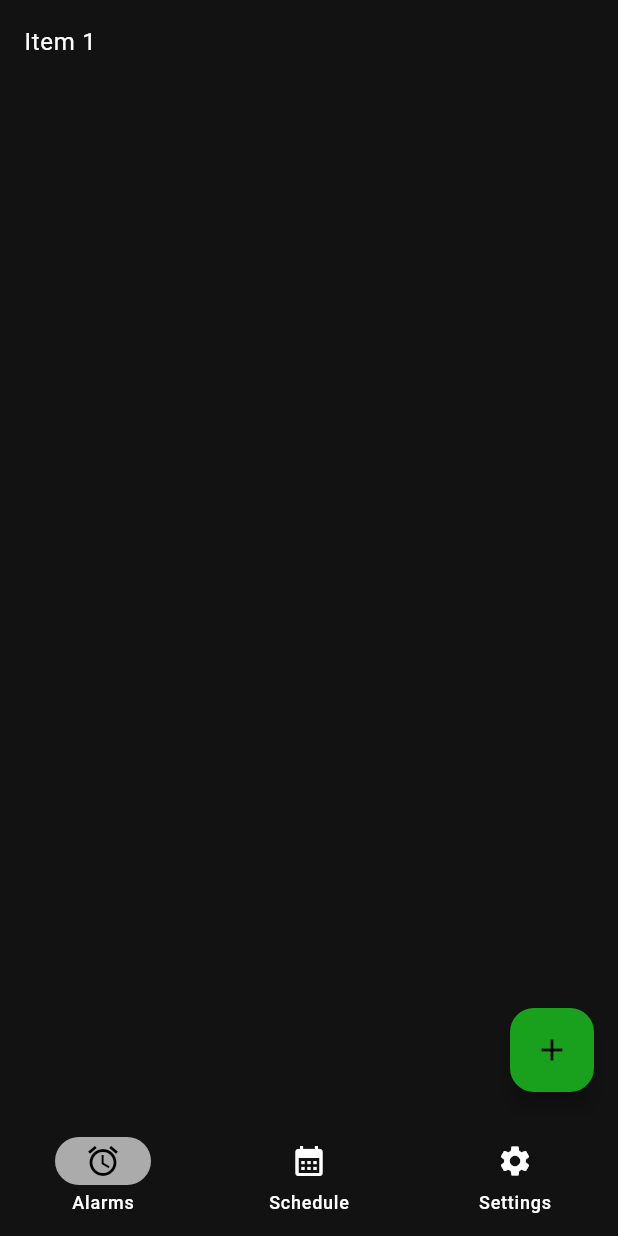
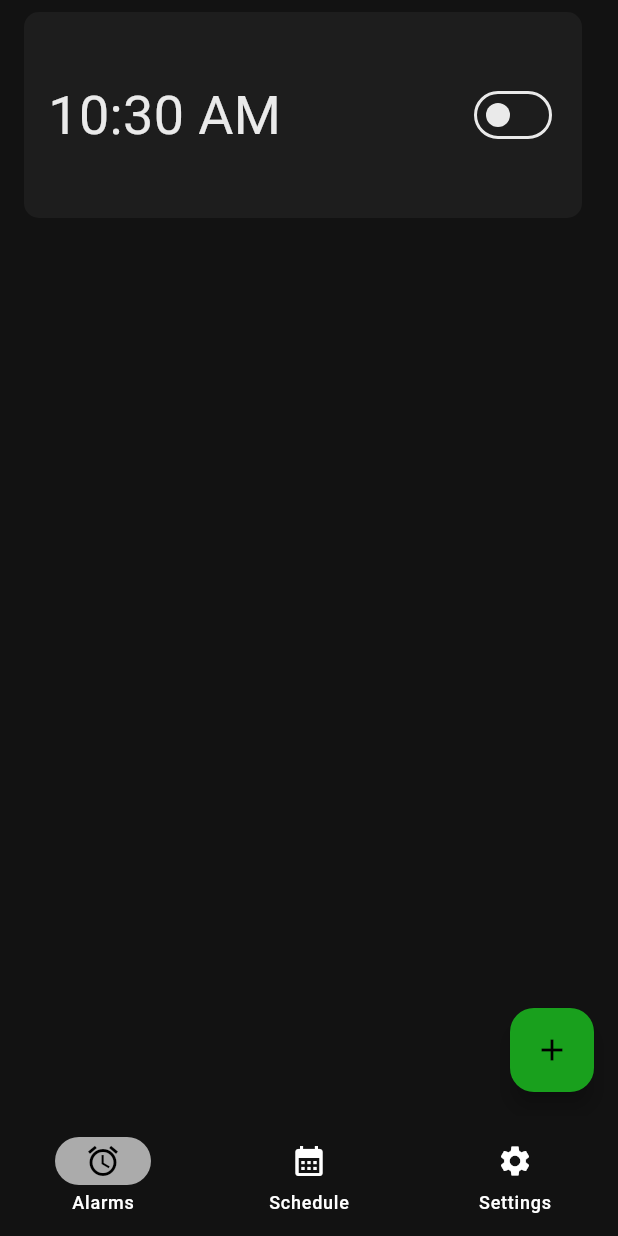
Before and after one commit to SamJDriver/AlarmShock, a Flutter app: the screen it shows after launch, after a tap on the "add" icon, on a phone screen of 412 x 824 dp. Run offline on Flutter 3.47's test engine with Material 3 defaults, Android fonts, the phone set to English and light mode, and no system bars.

Commit message:
Fixed some styling on the alarm list

```diff
--- a/alarm_shock/lib/components/alarm-list-item.dart
+++ b/alarm_shock/lib/components/alarm-list-item.dart
@@ -1,3 +1,4 @@
+import 'package:alarm_shock/components/alarm-switch.dart';
 import 'package:flutter/material.dart';
 import 'package:intl/intl.dart';
 
@@ -17,14 +18,54 @@ class _AlarmListItemState extends State<AlarmListItem> {
     double width = MediaQuery.of(context).size.width;
     double height = MediaQuery.of(context).size.height;
 
-    print('width: $width');
-    print('height: $height');
+    return Container(
+      height: height/6,
+      width: width,
+      foregroundDecoration: ShapeDecoration(
+        shape: RoundedRectangleBorder(borderRadius: BorderRadius.circular(10)),
+        color: Color.fromARGB(34, 99, 99, 99),
+      ),
+      child:
+        Scaffold(
+          // backgroundColor: Color.fromARGB(255, 30, 30, 30),
+          body: Row(
+            mainAxisAlignment: MainAxisAlignment.spaceBetween,
+            children: [
+              Align(
+                alignment: Alignment.center,
+                child: Container(
+                  padding: const EdgeInsets.fromLTRB(16.0, 0, 0, 0),
+                  child: Text(
+                    DateFormat('HH:mm a').format(alarmTime.toLocal()),
+                    style: TextStyle(fontSize: 36)
+                  )
+                )
+              ),
+              // FittedBox(
+              //   fit: BoxFit.fill,
+              //   child: Container (
+              //     alignment: Alignment.center,
+              //     child: Text(
+              //       DateFormat('HH:mm a').format(alarmTime.toLocal()),
+              //       style: TextStyle(fontSize: 36),
+              //     ),
+              //   )
+              // ),
+              Container(
+                padding: EdgeInsets.fromLTRB(0, 0, 16, 0),
+                child: AlarmSwitch()
+              ),
+            ],
+          ),
+        )
 
-    return Container(
-      height: height/5,
-      width: width,
-      child: Text(DateFormat('HH:mm a').format(alarmTime.toLocal())),
         // body: Text(DateFormat('HH:mm a').format(alarmTime.toLocal())),
       );
   }
+
+
+    void alarmSwitchClicked(bool value){
+
+  }
+
 }
--- a/alarm_shock/lib/pages/alarm-list-page.dart
+++ b/alarm_shock/lib/pages/alarm-list-page.dart
@@ -13,7 +13,7 @@ class AlarmListPage extends StatefulWidget {
 class _AlarmListPageState extends State<AlarmListPage> {
   final GlobalKey<AnimatedListState> _listKey = GlobalKey<AnimatedListState>();
 
-  List<String> _whaaaat = [
+  List<AlarmListItem> _alarms = [
   ];
 
   @override
@@ -21,9 +21,9 @@ class _AlarmListPageState extends State<AlarmListPage> {
     return Scaffold(
       body: AnimatedList(
         key: _listKey,
-        initialItemCount: _whaaaat.length,
+        initialItemCount: _alarms.length,
         itemBuilder: (context, index, animation) {
-          return buildItem(_whaaaat[index], animation); // Build each list item
+          return buildItem(_alarms[index], animation); // Build each list item
         },
       ),
       floatingActionButton: FloatingActionButton(
@@ -33,29 +33,24 @@ class _AlarmListPageState extends State<AlarmListPage> {
     );
   }
 
-  Widget buildItem(String item, Animation<double> animation) {
-    print('item: $item');
+  Widget buildItem(AlarmListItem item, Animation<double> animation) {
     return SizeTransition(
       sizeFactor: animation,
       child: ListTile(
-        title: Text(item),
+        title: item,
       ),
     );
   }
 
   void _onAddAlarmPressed() {
-    final newItem = 'Item ${_whaaaat.length + 1}'; // Create a new item
+    final newItem = AlarmListItem(); // Create a new item
 
     // Update the underlying data list
     setState(() {
-      _whaaaat.add(newItem);
+      _alarms.add(newItem);
     });
 
    // Insert the new item into the AnimatedList
-   _listKey.currentState!.insertItem(_whaaaat.length - 1);
-  }
-
-  void alarmSwitchClicked(bool value){
-
+   _listKey.currentState!.insertItem(_alarms.length - 1);
   }
 }
```
